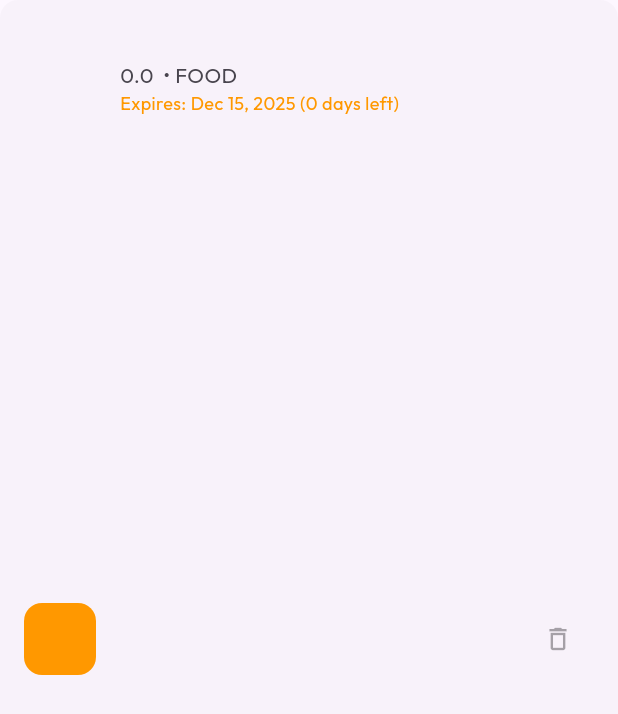
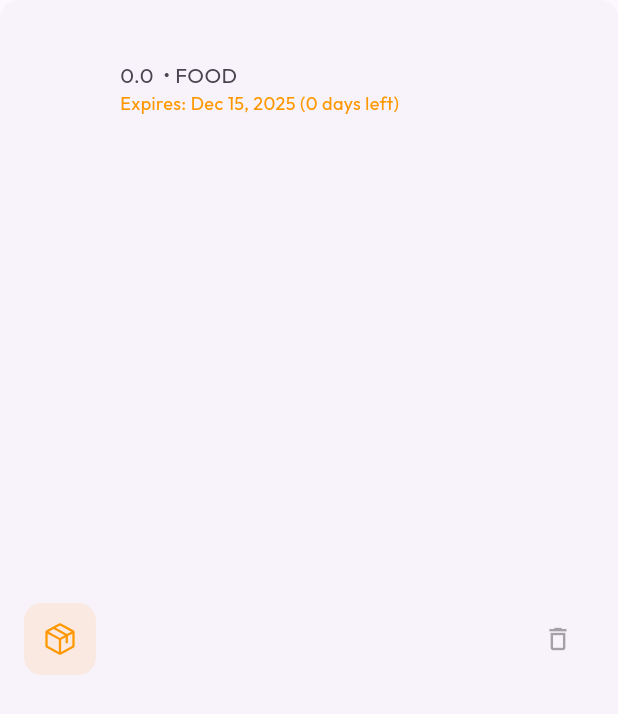
Before and after one commit to ashiquekp/expirely_2.0, a Flutter app: the ProductCard widget shown alone on an empty page, opened directly with empty values, on a phone screen of 412 x 824 dp. Shown: the top 714 px of the screen. Run offline on Flutter 3.47's test engine with Material 3 defaults, Android fonts, the phone set to English and light mode, and no system bars; our stand-ins replace flutter_local_notifications, flutter_riverpod, go_router, google_fonts, hive, hive_flutter and 2 more; accounts and stored records are empty.

Commit message:
UI changes

```diff
--- a/lib/presentation/widgets/product_card.dart
+++ b/lib/presentation/widgets/product_card.dart
@@ -43,7 +43,7 @@ class ProductCard extends StatelessWidget {
             width: 48,
             height: 48,
             decoration: BoxDecoration(
-              color: statusColor..withValues(alpha: 0.1),
+              color: statusColor.withValues(alpha: 0.1),
               borderRadius: BorderRadius.circular(12),
             ),
             child: Icon(
```
